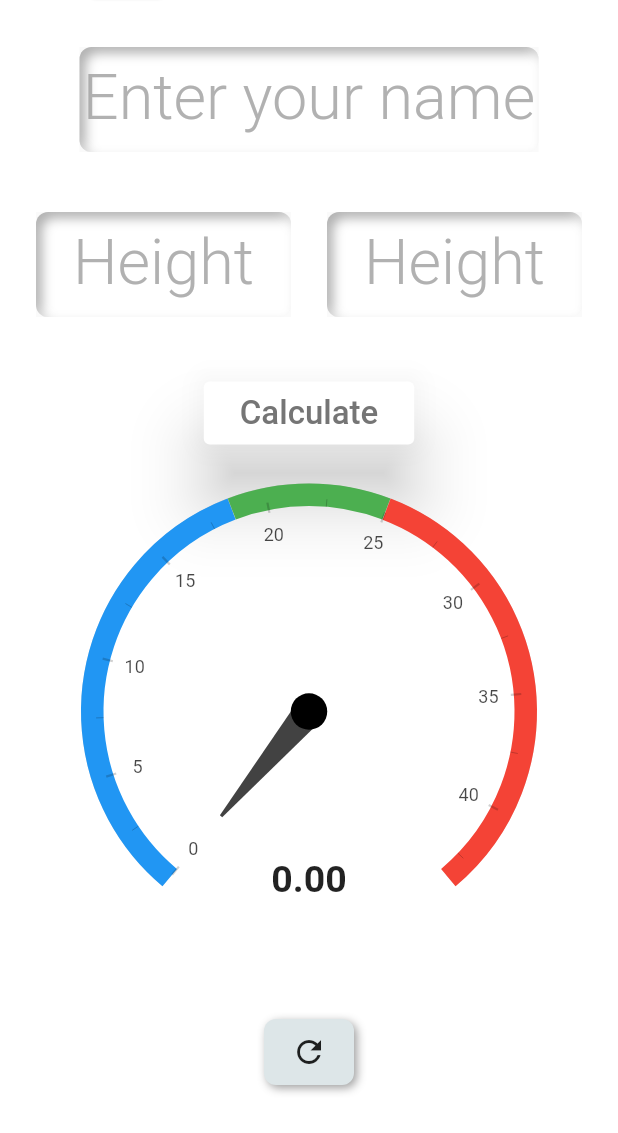
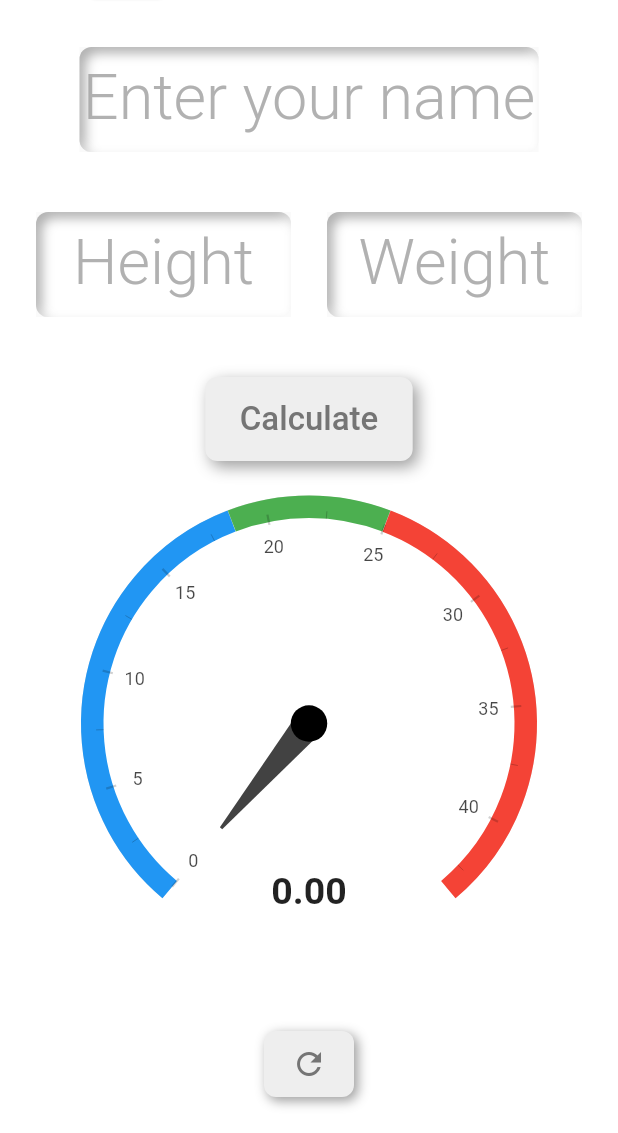
Before and after one commit to WebZoeyBA/BMI-calculator-Zoey, a Flutter app: the screen it shows after launch, on a phone screen of 412 x 824 dp, the part 103-1236 px from its top. Run offline on Flutter 3.47's test engine with Material 2 defaults, Android fonts, the light colour scheme and no system bars; drawn by our look-alikes of flutter_neumorphic, syncfusion_flutter_gauges; our stand-ins replace hexcolor.

Commit message:
Final product

```diff
--- a/lib/models/bmi_history.dart
+++ b/lib/models/bmi_history.dart
@@ -5,6 +5,10 @@ class HistoryInstance {
   String id;
   String username;
   DateTime date;
+  double bmiResult;
   HistoryInstance(
-      {required this.id, required this.username, required this.date});
+      {required this.id,
+      required this.username,
+      required this.date,
+      required this.bmiResult});
 }
--- a/lib/screens/home.dart
+++ b/lib/screens/home.dart
@@ -1,3 +1,4 @@
+import 'package:bmi_calcularor_zoey/widgets/history_list.dart';
 import 'package:flutter/material.dart';
 import 'package:bmi_calcularor_zoey/widgets/Custom_gauge.dart';
 import 'package:bmi_calcularor_zoey/widgets/textfield_containers/height_container.dart';
@@ -19,7 +20,9 @@ class _MyHomeScreenState extends State<MyHomeScreen> {
     final newIns = HistoryInstance(
         id: DateTime.now().toString(),
         username: usernameIns,
-        date: DateTime.now());
+        date: DateTime.now(),
+        bmiResult: _bmiResult);
+    print(newIns.bmiResult);
     setState(() {
       _userHistory.add(newIns);
     });
@@ -77,17 +80,12 @@ class _MyHomeScreenState extends State<MyHomeScreen> {
             SizedBox(
               height: 40.0,
             ),
-            ElevatedButton(
-              style: ElevatedButton.styleFrom(
-                backgroundColor: Colors.white,
-                elevation: 20,
-                side: BorderSide(
-                  width: 2,
-                  color: Colors.transparent,
-                ),
+            NeumorphicButton(
+              style: NeumorphicStyle(
+                color: Colors.grey[200],
+                depth: 7,
               ),
               onPressed: () {
-                addNewInstance(_usernameController.text);
                 double _h = double.parse(_heightController.text);
                 double _w = double.parse(_weightController.text);
                 setState(() {
@@ -103,9 +101,10 @@ class _MyHomeScreenState extends State<MyHomeScreen> {
                     _resColor = Colors.blueAccent;
                   }
                 });
+                addNewInstance(_usernameController.text);
               },
               child: Padding(
-                padding: const EdgeInsets.all(8.0),
+                padding: const EdgeInsets.all(5.0),
                 child: Text(
                   "Calculate",
                   style: TextStyle(
@@ -124,7 +123,11 @@ class _MyHomeScreenState extends State<MyHomeScreen> {
               height: 30.0,
             ),
             NeumorphicButton(
-              child: Icon(Icons.refresh),
+              style: NeumorphicStyle(color: Colors.grey[200], depth: 5),
+              child: Icon(
+                Icons.refresh,
+                color: Colors.grey[600],
+              ),
               onPressed: () {
                 setState(() {
                   _bmiResult = 0;
@@ -136,6 +139,7 @@ class _MyHomeScreenState extends State<MyHomeScreen> {
                 });
               },
             ),
+            HistoryList(userHistory: _userHistory)
           ],
         ),
       ),
--- a/lib/widgets/textfield_containers/name_container.dart
+++ b/lib/widgets/textfield_containers/name_container.dart
@@ -27,7 +27,7 @@ class NameContainer extends StatelessWidget {
             controller: _usernameController,
             textAlign: TextAlign.center,
             style: TextStyle(
-              fontSize: 42,
+              fontSize: 32,
               fontWeight: FontWeight.w300,
               color: Colors.grey[600],
             ),
--- a/lib/widgets/textfield_containers/weight_container.dart
+++ b/lib/widgets/textfield_containers/weight_container.dart
@@ -30,7 +30,7 @@ class WeightContainer extends StatelessWidget {
             keyboardType: TextInputType.number,
             decoration: InputDecoration(
               border: InputBorder.none,
-              hintText: "Height",
+              hintText: "Weight",
               hintStyle: TextStyle(
                   color: Colors.grey.withOpacity(0.8),
                   fontWeight: FontWeight.w300,
```
Also changed, not shown: lib/widgets/history_list.dart (+19 -11 lines).
